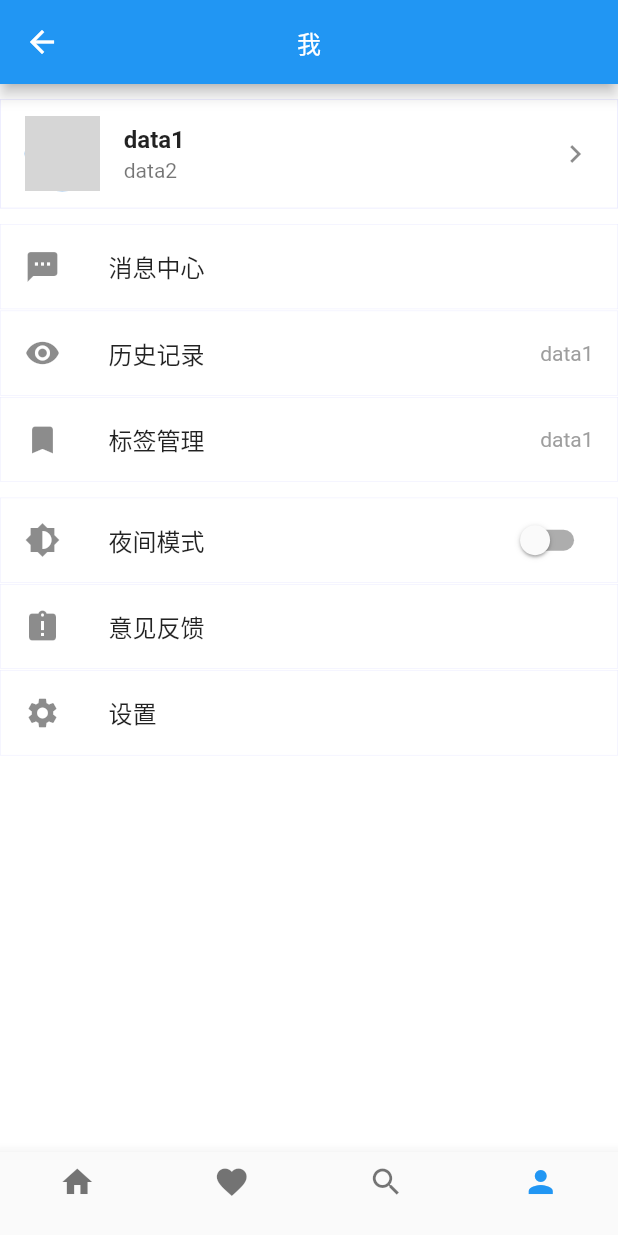
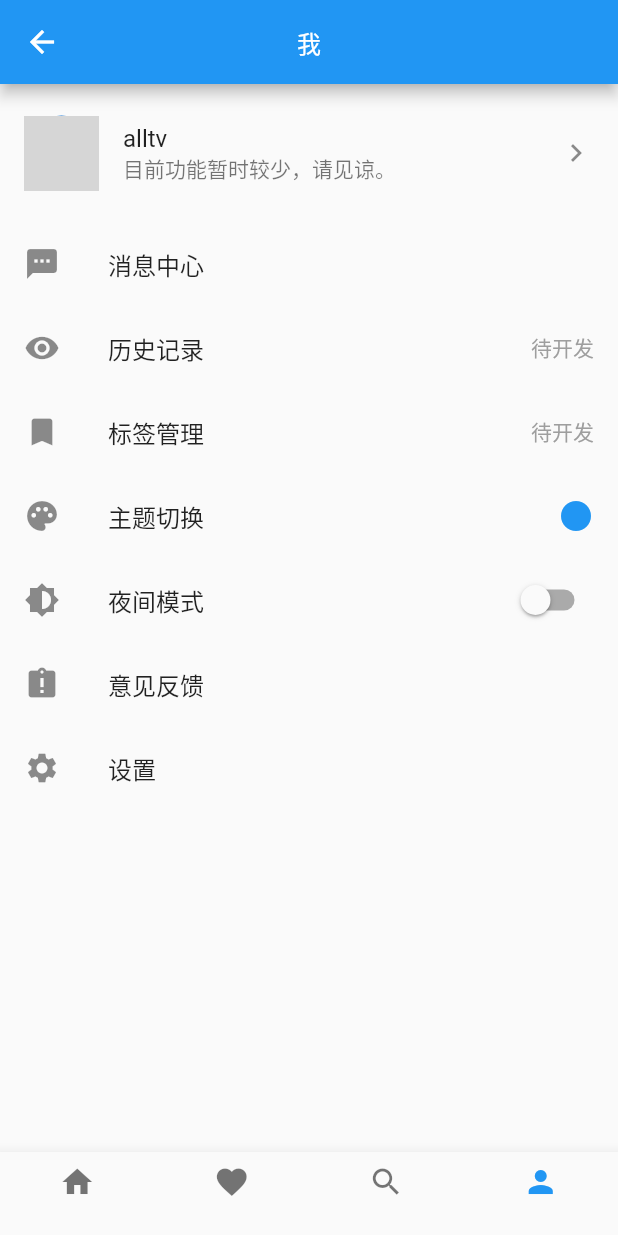
Before and after one commit to Ha2ryZhang/alltv_flutter, a Flutter app: the AllTVHome screen opened directly, item 4 of the bottom bar chosen, on a phone screen of 412 x 824 dp. Run offline on Flutter 3.47's test engine with Material 2 defaults, Android fonts, the phone set to English and light mode, and no system bars; our stand-ins replace cached_network_image, dio, fluro, flutter_screenutil, fluttertoast, pull_to_refresh and 1 more; missing offline and left inert: fijkplayer; accounts and stored records are empty; network calls fail; statements that could not run were skipped; grey boxes are pictures that could not be loaded.

Commit message:
beta 1.0

```diff
--- a/lib/http/dio_util.dart
+++ b/lib/http/dio_util.dart
@@ -2,7 +2,7 @@ import 'package:alltv/utils/toast.dart';
 import 'package:dio/dio.dart';
 
 class HttpManager {
-  final String baseurl = 'http://debugers.com:8888/api';
+  final String baseurl = 'http://192.168.31.204:8888/api';
   final int connectTimeout = 10000;
   final int receiveTimeout = 3000;
 
--- a/lib/model/live_room.dart
+++ b/lib/model/live_room.dart
@@ -10,7 +10,7 @@ class LiveRoom {
   String ownerName;
   String avatar;
   int online;
-  Null realUrl;
+  String realUrl;
 
   LiveRoom(
       {this.roomId,
--- a/lib/pages/homePage.dart
+++ b/lib/pages/homePage.dart
@@ -17,7 +17,7 @@ class AllTVHomeState extends State<AllTVHome>
     Recommendation(),
     SecondTab(),
     SearchTab(),
-    ThirdTab()
+    MyPage()
   ];
 
   List<BottomNavigationBarItem> _barItem = [
--- a/lib/pages/live_page.dart
+++ b/lib/pages/live_page.dart
@@ -30,6 +30,7 @@ class _LivePageState extends State<LivePage> {
   String ownerName;
   String cateName;
   _LivePageState();
+  //是否关注
   bool isFavorite = false;
   @override
   void initState() {
@@ -80,7 +81,7 @@ class _LivePageState extends State<LivePage> {
         children: <Widget>[
           buildPlayer(),
           buildRoomInfo(),
-          Expanded(child: Flexible(child: buildDanmakuList(widget.room.com))),
+          Expanded(child: buildDanmakuList(widget.room.com)),
         ],
       ),
     );
@@ -125,12 +126,11 @@ class _LivePageState extends State<LivePage> {
 
   void favoriteOrCancel() {
     setState(() {
-      isFavorite = !isFavorite;
+      isFavorite=!isFavorite;
     });
-
     ///TODO 添加到本地储存 后期云同步
     if (isFavorite) {
-      showToast("已关注");
+      showToast("关注成功");
     }
   }
 
--- a/lib/pages/live_room_list.dart
+++ b/lib/pages/live_room_list.dart
@@ -45,6 +45,7 @@ class _LiveListState extends State<LiveList>
         _refreshController.refreshCompleted();
       }
     } catch (e) {
+      print(e);
       _refreshController.refreshFailed();
     }
   }
--- a/lib/pages/my.dart
+++ b/lib/pages/my.dart
@@ -1,199 +1,153 @@
+import 'package:alltv/provider/provider.dart';
+import 'package:alltv/route/navigator_util.dart';
+import 'package:alltv/route/routes.dart';
+import 'package:alltv/utils/toast.dart';
+import 'package:alltv/values/theme_colors.dart';
 import 'package:flutter/material.dart';
+import 'package:provider/provider.dart';
 
-// class MyPage extends StatefulWidget {
-//   @override
-//   _MyPageState createState() => _MyPageState();
-// }
+class MyPage extends StatefulWidget {
+  @override
+  _MyPageState createState() => _MyPageState();
+}
 
-// class _MyPageState extends State<MyPage> {
-//   @override
-//   Widget build(BuildContext context) {
-//     return Container();
-//   }
-// }
-
-class ThirdTab extends StatelessWidget {
+class _MyPageState extends State<MyPage> {
+  bool isDark = false;
+  String currentTheme;
+  @override
+  void initState() {
+    super.initState();
+  }
   @override
   Widget build(BuildContext context) {
+    currentTheme = Provider.of<ThemeInfo>(context).themeColor;
     return Scaffold(
-      backgroundColor: Colors.white,
       appBar: new AppBar(
         title: Text("我", style: TextStyle(fontSize: 16.0)),
         centerTitle: true,
       ),
-      body: ThirdBody(),
+      body: buildColllumn(),
     );
   }
-}
 
-class ThirdBody extends StatelessWidget {
-  @override
-  Widget build(BuildContext context) {
-    return ListView(children: <Widget>[
-      ThirdUp(),
-      MessageCenter(),
-      History(),
-      LabelMan(),
-      NightMode(),
-      Feedback(),
-      Setting()
-    ]);
-  }
-}
-
-/// Third Up
-class ThirdUp extends StatelessWidget {
-  @override
-  Widget build(BuildContext context) {
-    return Container(
-      margin: EdgeInsets.fromLTRB(0, 10, 0, 10),
-      decoration: BoxDecoration(
-          border: Border.all(color: Color(0xE6E6E6ff), width: 0.5)),
-      child: ListTile(
-        leading: CircleAvatar(
-          backgroundImage: NetworkImage(
-              "https://dss2.bdstatic.com/70cFvnSh_Q1YnxGkpoWK1HF6hhy/it/u=3744215463,383557679&fm=26&gp=0.jpg"),
-          radius: 25.0,
-        ),
-        title: Text(
-          "data1",
-          style: TextStyle(fontWeight: FontWeight.bold),
-        ),
-        subtitle: Row(
-          children: <Widget>[Text("data2")],
-        ),
-        trailing: Icon(Icons.keyboard_arrow_right),
-      ),
-    );
-  }
-}
-
-/// MessageCenter 消息中心
-class MessageCenter extends StatelessWidget {
-  @override
-  Widget build(BuildContext context) {
-    return Container(
-        margin: EdgeInsets.fromLTRB(0, 0.5, 0, 0.5),
-        decoration: BoxDecoration(
-            border: Border.all(color: Color(0xE6E6E6ff), width: 0.3)),
-        child: ListTile(
+  //需设置ontap listtitle 才会有水波纹效果
+  Widget buildColllumn() {
+    return Column(
+      children: <Widget>[
+        buildUser(),
+        ListTile(
           leading: Icon(
             Icons.textsms,
           ),
           title: Text(
             "消息中心",
-            style: TextStyle(fontSize: 16.0),
           ),
-        ));
-  }
-}
-
-/// History 历史记录
-class History extends StatelessWidget {
-  @override
-  Widget build(BuildContext context) {
-    return Container(
-        margin: EdgeInsets.fromLTRB(0, 0.5, 0, 0.5),
-        decoration: BoxDecoration(
-            border: Border.all(color: Color(0xE6E6E6ff), width: 0.3)),
-        child: ListTile(
+          onTap: () {},
+        ),
+        ListTile(
           leading: Icon(
             Icons.visibility,
           ),
           title: Text(
             "历史记录",
-            style: TextStyle(fontSize: 16.0),
           ),
-          trailing: Text("data1", style: TextStyle(color: Colors.grey)),
-        ));
-  }
-}
-
-/// LabelMan 标签管理
-class LabelMan extends StatelessWidget {
-  @override
-  Widget build(BuildContext context) {
-    return Container(
-        margin: EdgeInsets.fromLTRB(0, 0.5, 0, 10),
-        decoration: BoxDecoration(
-            border: Border.all(color: Color(0xE6E6E6ff), width: 0.3)),
-        child: ListTile(
+          trailing: Text("待开发", style: TextStyle(color: Colors.grey)),
+          onTap: () {},
+        ),
+        ListTile(
           leading: Icon(
             Icons.turned_in,
           ),
           title: Text(
             "标签管理",
-            style: TextStyle(fontSize: 16.0),
           ),
-          trailing: Text("data1", style: TextStyle(color: Colors.grey)),
-        ));
-  }
-}
-
-/// NightMode 夜间模式
-class NightMode extends StatelessWidget {
-  @override
-  Widget build(BuildContext context) {
-    bool check = false;
-    return Container(
-        margin: EdgeInsets.fromLTRB(0, 0.5, 0, 0.5),
-        decoration: BoxDecoration(
-            border: Border.all(color: Color(0xE6E6E6ff), width: 0.3)),
-        child: ListTile(
+          trailing: Text("待开发", style: TextStyle(color: Colors.grey)),
+          onTap: () {},
+        ),
+        ListTile(
           leading: Icon(
-            Icons.brightness_medium,
+            Icons.palette,
           ),
           title: Text(
-            "夜间模式",
-            style: TextStyle(fontSize: 16.0),
+            "主题切换",
           ),
-          trailing: Switch(
-            value: check,
-            onChanged: (bool val) {
-              check = !check;
-            },
-            activeColor: Colors.blue,
-          ),
-        ));
-  }
-}
-
-/// Feedback 意见反馈
-class Feedback extends StatelessWidget {
-  @override
-  Widget build(BuildContext context) {
-    return Container(
-        margin: EdgeInsets.fromLTRB(0, 0.5, 0, 0.5),
-        decoration: BoxDecoration(
-            border: Border.all(color: Color(0xE6E6E6ff), width: 0.3)),
-        child: ListTile(
+          onTap: (){NavigatorUtil.jump(context, Routes.themeSetting);},
+          trailing: Icon(Icons.brightness_1,color: ThemeColors.themeColor[currentTheme]["primaryColor"]),
+        ),
+        ListTile(
+            leading: Icon(
+              Icons.brightness_medium,
+            ),
+            title: Text(
+              "夜间模式",
+            ),
+            trailing: Switch(
+                value: isDark,
+                onChanged: (value) {
+                  setState(() {
+                    isDark = value;
+                  });
+                }),
+            onTap: () {
+              setState(() {
+                isDark = !isDark;
+              });
+              // Provider.of<ThemeInfo>(context,listen: false).setTheme("black");
+            }),
+        ListTile(
           leading: Icon(
             Icons.assignment_late,
           ),
           title: Text(
             "意见反馈",
-            style: TextStyle(fontSize: 16.0),
           ),
-        ));
-  }
-}
-
-/// Setting 设置
-class Setting extends StatelessWidget {
-  @override
-  Widget build(BuildContext context) {
-    return Container(
-        margin: EdgeInsets.fromLTRB(0, 0.5, 0, 0.5),
-        decoration: BoxDecoration(
-            border: Border.all(color: Color(0xE6E6E6ff), width: 0.3)),
-        child: ListTile(
+          onTap: () {},
+        ),
+        ListTile(
           leading: Icon(
             Icons.settings,
           ),
           title: Text(
             "设置",
-            style: TextStyle(fontSize: 16.0),
           ),
+          onTap: () {},
+        )
+      ],
+    );
+  }
+
+  void changeTheme(){
+    showDialog(
+        context: context,
+        builder: (BuildContext context) {
+          return SimpleDialog(
+            title: Text(
+              'This is SimpleDialog title',
+              style: TextStyle(fontSize: 20.0, fontWeight: FontWeight.bold),
+            ),
+            children: <Widget>[
+              ListTile(title: Text("data1"),),
+              ListTile(title: Text("data2"),)
+            ],
+          );
+        });
+  }
+
+  Widget buildUser() {
+    return Container(
+        margin: EdgeInsets.only(top: 10.0, bottom: 10.0),
+        child: ListTile(
+          onTap: () {
+            showToast("努力开发中！");
+          },
+          leading: CircleAvatar(
+            radius: 25,
+            backgroundImage: NetworkImage(
+                "https://dss2.bdstatic.com/70cFvnSh_Q1YnxGkpoWK1HF6hhy/it/u=3744215463,383557679&fm=26&gp=0.jpg"),
+          ),
+          title: Text("alltv"),
+          subtitle: Text("目前功能暂时较少，请见谅。"),
+          trailing: Icon(Icons.navigate_next),
         ));
   }
 }
--- a/lib/route/router_handler.dart
+++ b/lib/route/router_handler.dart
@@ -2,6 +2,7 @@ import 'package:alltv/model/live_room.dart';
 import 'package:alltv/pages/homePage.dart';
 import 'package:alltv/pages/live_page.dart';
 import 'package:alltv/pages/splash_page.dart';
+import 'package:alltv/pages/theme_setting.dart';
 import 'package:flutter/material.dart';
 import 'package:fluro/fluro.dart';
 
@@ -31,7 +32,11 @@ Handler livePageHanderl = Handler(
   liveRoom.cateName = params['cateName'].first;
   return LivePage(room: liveRoom);
 });
-
+//主题设置
+Handler themeSettingHanderl = Handler(
+    handlerFunc: (BuildContext context, Map<String, List<String>> params) {
+  return ThemeSetting();
+});
 // // 登陆页面
 // Handler loginHanderl = Handler(
 //     handlerFunc: (BuildContext context, Map<String, List<String>> params) {
--- a/lib/route/routes.dart
+++ b/lib/route/routes.dart
@@ -5,6 +5,7 @@ class Routes {
   static String root = "/";
   static String home = "/home";
   static String livePage = "/livePage";
+  static String themeSetting ="/themeSetting";
   static String returnParams = "/return_params";
 
   static void configureRoutes(Router router) {
@@ -18,5 +19,6 @@ class Routes {
     router.define(root, handler: splashPageHanderl);
     router.define(home, handler: homePageHanderl);
     router.define(livePage, handler: livePageHanderl);
+    router.define(themeSetting, handler: themeSettingHanderl);
   }
 }
--- a/lib/utils/common_convert.dart
+++ b/lib/utils/common_convert.dart
@@ -4,6 +4,8 @@ String convertCom(String com) {
       return "斗鱼";
     case 'bilibili':
       return "B站";
+    case 'huya':
+      return "虎牙";
     default:
       return "未知";
   }
```
Also changed, not shown: lib/pages/search.dart (+1 -15 lines), lib/pages/test.dart (deleted, +0 -20 lines), lib/pages/theme_setting.dart (added, +129 -0 lines), lib/widgets/bilibili_danmaku.dart (+10 -2 lines).
